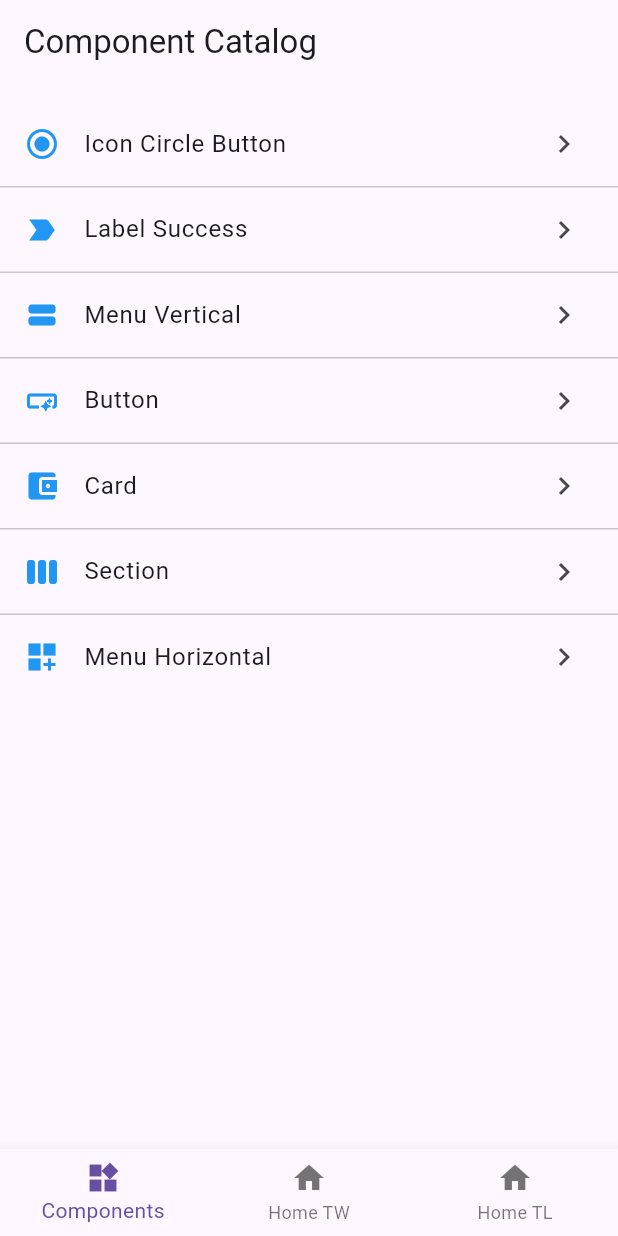
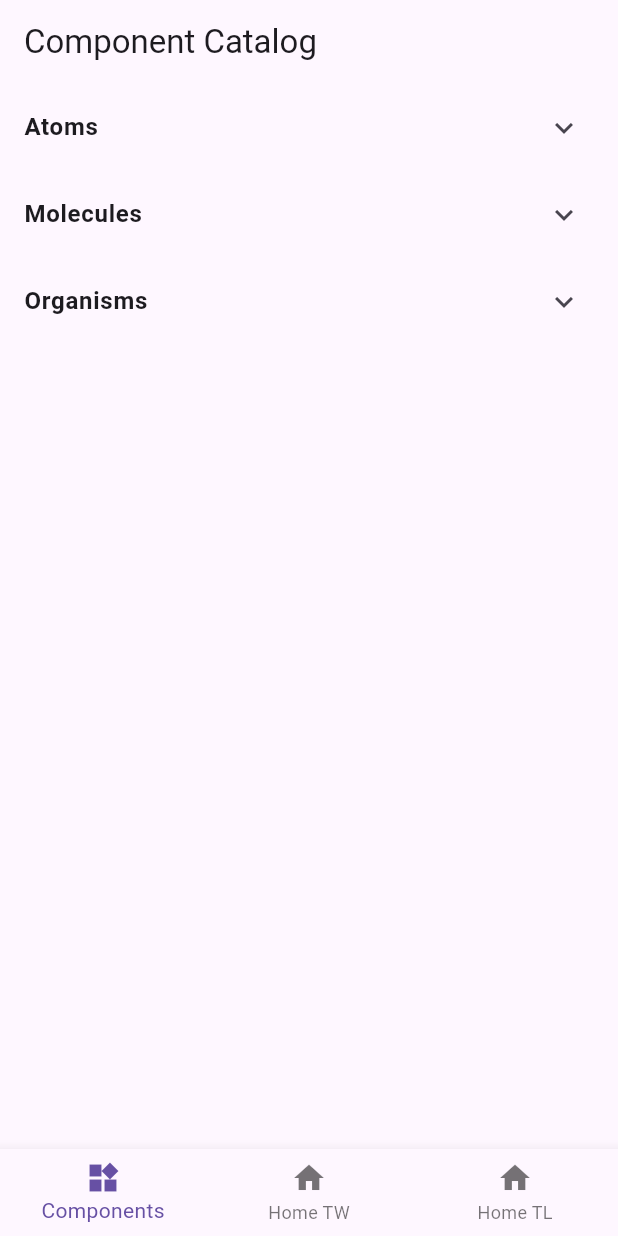
Before and after one commit to ariesdwi/sampleTestTPELibrary, a Flutter app: the screen it shows after launch, on a phone screen of 412 x 824 dp. Run offline on Flutter 3.47's test engine with Material 3 defaults, Android fonts, the phone set to English and light mode, and no system bars; missing offline and left inert: tpe_component_sdk, tpe_homepage_sdk.

Commit message:
Update List

```diff
--- a/lib/main_tab_page.dart
+++ b/lib/main_tab_page.dart
@@ -51,13 +51,13 @@ class _MainTabPageState extends State<MainTabPage> {
           TPEHorizontalMenuItem(
             icon: const Icon(Icons.account_balance_wallet),
             title: 'Account Statement',
-            onTap: () => debugPrint("History tapped"),
+            onTap: () => debugPrint("Account Statemen tapped"),
             subtitle: "Download your Account Statement",
           ),
           TPEHorizontalMenuItem(
             icon: const Icon(Icons.qr_code_scanner),
             title: 'QR Transfer',
-            onTap: () => debugPrint("History tapped"),
+            onTap: () => debugPrint("QR tapped"),
             subtitle: "Send money instantly by scanning QR codes",
           ),
         ],
--- a/lib/models/catalog_section.dart
+++ b/lib/models/catalog_section.dart
@@ -1,7 +1,11 @@
 import 'catalog_item.dart';
 
 class CatalogSection {
+  final String title; // ← untuk nama kategori seperti Atom, Molecul, Organism
   final List<CatalogItem> items;
 
-  CatalogSection({required this.items});
+  CatalogSection({
+    required this.title,
+    required this.items,
+  });
 }
--- a/lib/screens/component_catalog_screen.dart
+++ b/lib/screens/component_catalog_screen.dart
@@ -1,3 +1,4 @@
+
 import 'package:flutter/material.dart';
 import '../models/catalog_item.dart';
 import '../models/catalog_section.dart';
@@ -10,22 +11,24 @@ import '../widgets/tpe_component_label.dart';
 import '../widgets/tpe_component_menu_horizontal.dart';
 import '../widgets/tpe_component_menu_vertical.dart';
 import '../widgets/tpe_component_section.dart';
+import '../widgets/tpe_component_header.dart';
 
 class ComponentCatalogScreen extends StatelessWidget {
   const ComponentCatalogScreen({super.key});
 
   @override
   Widget build(BuildContext context) {
-    final items = _buildSections().first.items;
+    final sections = _buildSections();
 
     return Scaffold(
       appBar: AppBar(title: const Text("Component Catalog")),
-      body: ListView.separated(
-        padding: const EdgeInsets.symmetric(vertical: 12),
-        itemCount: items.length,
-        separatorBuilder: (_, __) => const Divider(height: 1),
+      body: ListView.builder(
+        itemCount: sections.length,
         itemBuilder: (context, index) {
-          final item = items[index];
+          final section = sections[index];
+          return ExpansionTile(
+            title: Text(section.title, style: const TextStyle(fontWeight: FontWeight.bold)),
+            children: section.items.map((item) {
               return ListTile(
                 leading: Icon(item.icon, color: Colors.blue),
                 title: Text(item.label),
@@ -39,6 +42,8 @@ class ComponentCatalogScreen extends StatelessWidget {
                   }
                 },
               );
+            }).toList(),
+          );
         },
       ),
     );
@@ -47,43 +52,38 @@ class ComponentCatalogScreen extends StatelessWidget {
   List<CatalogSection> _buildSections() {
     return [
       CatalogSection(
+        title: "Atoms",
         items: [
-          CatalogItem(
-            icon: Icons.radio_button_checked, // More representative of a circular icon
-            label: "Icon Circle Button",
-            destination: const TPEComponentButtonCircle(),
+          CatalogItem(label: "TPEEyeToggleButton", icon: Icons.remove_red_eye),
+          CatalogItem(label: "TPECopyButton", icon: Icons.copy),
+          CatalogItem(label: "TPEArrowButton", icon: Icons.arrow_forward),
+          CatalogItem(label: "TPENotificationBadgeIcon", icon: Icons.notifications),
+          CatalogItem(label: "TPEFeatureIcon", icon: Icons.star),
+          CatalogItem(label: "TPEColoredLabel", icon: Icons.label_important, destination: const TPEComponentLabel()),
+          CatalogItem(label: "TPETextPrimary / Secondary", icon: Icons.text_fields),
+        ],
       ),
-          CatalogItem(
-            icon: Icons.label_important, // Label style icon
-            label: "Label Success",
-            destination: const TPEComponentLabel(),
+      CatalogSection(
+        title: "Molecules",
+        items: [
+          CatalogItem(label: "TPEAccountCard", icon: Icons.account_balance_wallet, destination: const TPEComponentCardBalance()),
+          CatalogItem(label: "TPECircleIconButton", icon: Icons.radio_button_checked, destination: const TPEComponentButtonCircle()),
+          CatalogItem(label: "TPETransactionItem", icon: Icons.receipt_long),
+          CatalogItem(label: "TPEPromoBanner", icon: Icons.local_offer),
+          CatalogItem(label: "TPEMenuItemHorizontal", icon: Icons.dashboard_customize, destination: const TPEComponentMenuHorizontal()),
+          CatalogItem(label: "TPEMenuItemVertical", icon: Icons.view_stream, destination: const TPEComponentMenuVertical()),
+        ],
       ),
-          CatalogItem(
-            icon: Icons.view_stream, // Vertical menu style icon
-            label: "Menu Vertical",
-            destination: const TPEComponentMenuVertical(),
-          ),
-          CatalogItem(
-            icon: Icons.smart_button, // Represents a button well
-            label: "Button",
-            destination: const TPEComponentButton(),
-          ),
-          CatalogItem(
-            icon: Icons.account_balance_wallet, // Represents a balance card better
-            label: "Card",
-            destination: const TPEComponentCardBalance(),
-          ),
-          CatalogItem(
-            icon: Icons.view_week, // Represents section/grouping
-            label: "Section",
-            destination: const TPEComponentSection(),
-          ),
-          CatalogItem(
-            icon: Icons.dashboard_customize, // Represents horizontal menu
-            label: "Menu Horizontal",
-            destination: const TPEComponentMenuHorizontal(),
-          )
-
+      CatalogSection(
+        title: "Organisms",
+        items: [
+          CatalogItem(label: "TPEAccountHeader", icon: Icons.navigation, destination: const TPEComponentHeader()),
+          CatalogItem(label: "TPEMainFeatureScroller", icon: Icons.featured_play_list),
+          CatalogItem(label: "TPERencentTransactionList", icon: Icons.list),
+          CatalogItem(label: "TPEPromoSection", icon: Icons.local_activity),
+          CatalogItem(label: "TPEMenuIVertical", icon: Icons.vertical_split),
+          CatalogItem(label: "TPEMenuHorizontal", icon: Icons.horizontal_split),
+          CatalogItem(label: "TPESection", icon: Icons.view_week, destination: const TPEComponentSection()),
         ],
       ),
     ];
--- /dev/null
+++ b/lib/widgets/tpe_component_header.dart
@@ -0,0 +1,28 @@
+import 'package:flutter/material.dart';
+import 'package:tpe_component_sdk/tpe_component_sdk.dart';
+
+class TPEComponentHeader extends StatelessWidget {
+  const TPEComponentHeader({super.key});
+
+  @override
+  Widget build(BuildContext context) {
+    return Scaffold(
+      appBar: AppBar(title: const Text("TPE Header")),
+      body: Container(
+        color: const Color.fromARGB(255, 112, 97, 96), // 🔴 Set red background
+        child: Center(
+
+          child:
+           TPEHeaderTLComponent(
+            userName: 'Aries',
+            rightCircleButton:
+            TPECircleIconButton(
+              icon: Icons.logout_outlined,
+              onPressed: () => debugPrint(" tapped"),
+            ),
+          ),
+        ),
+      ),
+    );
+  }
+}
--- a/pubspec.yaml
+++ b/pubspec.yaml
@@ -35,9 +35,9 @@ dependencies:
   #     url: https://bitbucket.bri.co.id/scm/~70001390/tpecomponentsdk.git
   #     ref: v1.0.1
   tpe_component_sdk:
-    path: ../TPESdkComponent/tpecomponentsdk
+    path: ../tpecomponentsdk
   tpe_homepage_sdk:
-    path: ../TPEHomepageSDK/tpehomepagesdk
+    path: ../tpe_homepage_sdk
 
   # The following adds the Cupertino Icons font to your application.
   # Use with the CupertinoIcons class for iOS style icons.
```
Also changed, not shown: pubspec.lock. Lines whose indentation alone changed are shown as unchanged.
